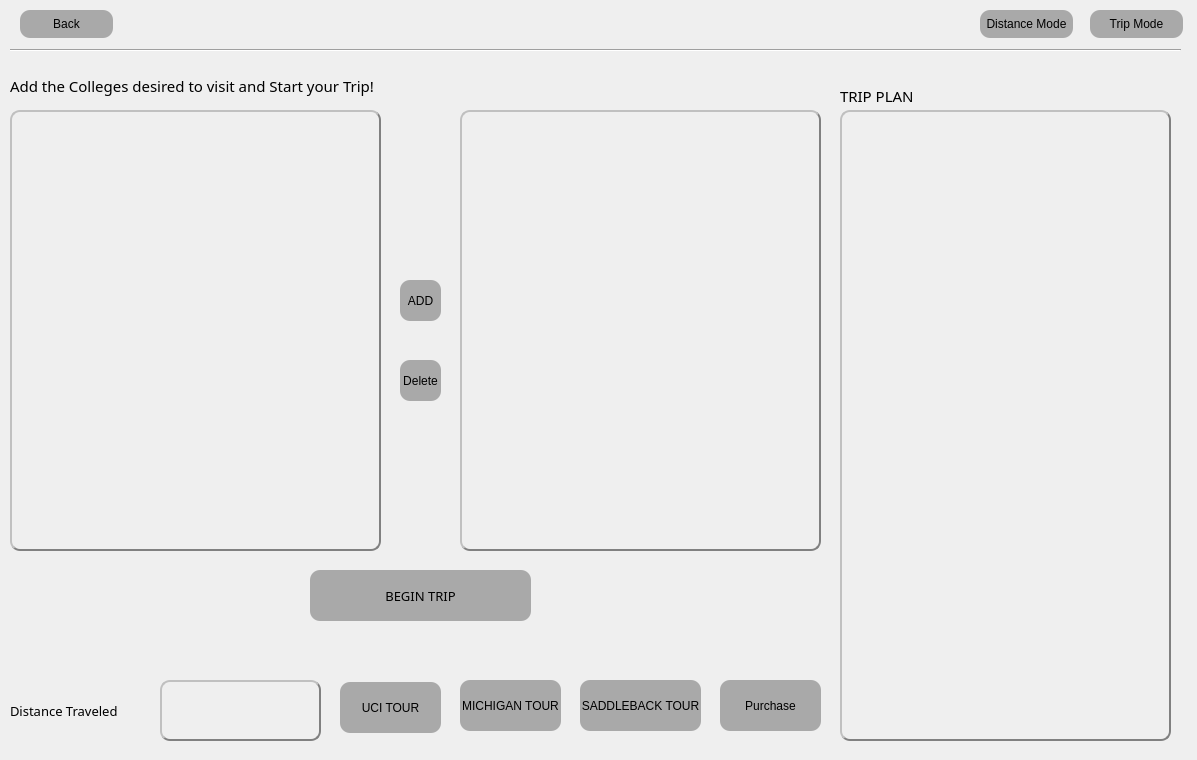
Before: the Qt Designer form src/tourcampuses.ui in brianclinkenbeard/collegetour, drawn with Qt 5.
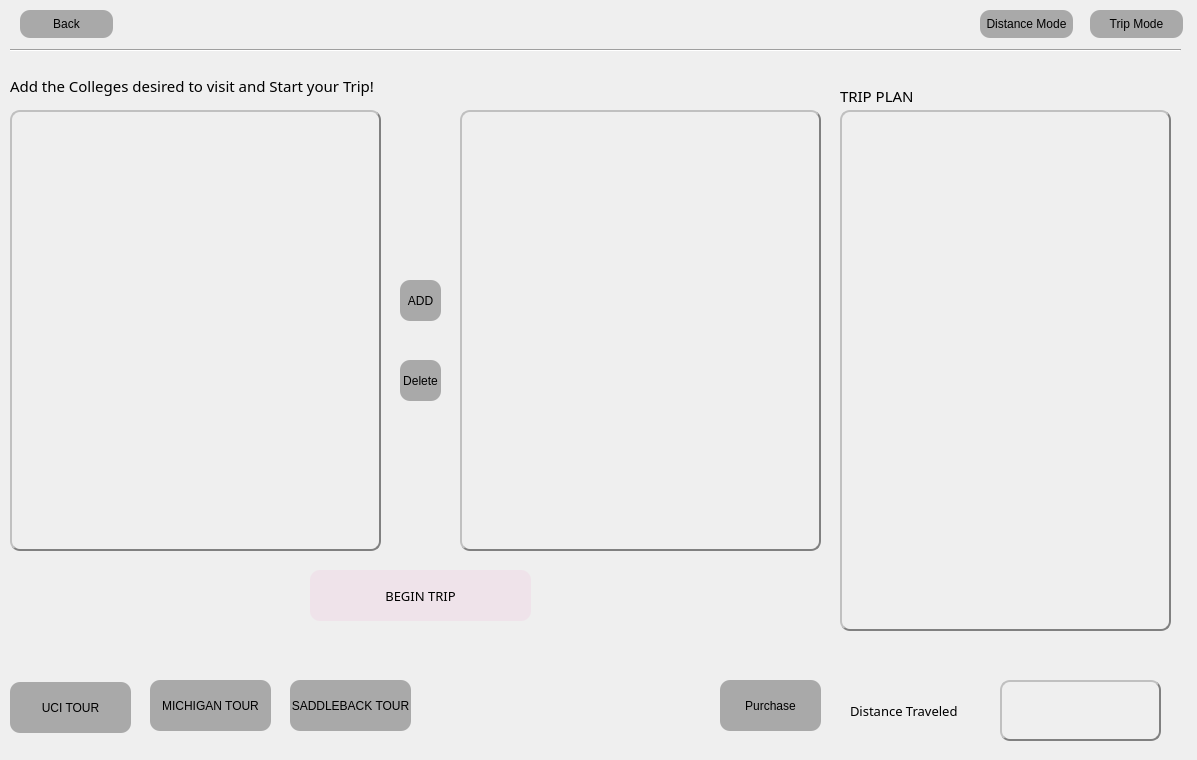
After: the same form once the commit is applied. The open tabs and pages were chosen to show the change. Icons and pictures are not drawn.

```diff
--- a/src/tourcampuses.ui
+++ b/src/tourcampuses.ui
@@ -25,7 +25,6 @@
 QPushButton {
 	background-color: darkgray;
 	color: black;
-	border-radius: 100%;
 	border-style: groove;
 	border-radius: 10px;
 }
@@ -245,7 +244,7 @@
        <x>850</x>
        <y>50</y>
        <width>331</width>
-       <height>631</height>
+       <height>521</height>
       </rect>
      </property>
      <property name="styleSheet">
@@ -294,10 +293,18 @@
       </font>
      </property>
      <property name="styleSheet">
-      <string notr="true">QPushButton:hover {
-	background: lightgreen;
-	color: darkred;
-}</string>
+      <string notr="true">QPushButton {
+	background: #EFE3EA;
+	color: black;
+}
+
+
+QPushButton:hover {
+	background: #8C888A;
+	color: white;
+}
+
+</string>
      </property>
      <property name="text">
       <string>BEGIN TRIP</string>
@@ -368,7 +375,7 @@
     <widget class="QLabel" name="distance_label_2">
      <property name="geometry">
       <rect>
-       <x>20</x>
+       <x>860</x>
        <y>640</y>
        <width>141</width>
        <height>21</height>
@@ -392,7 +399,7 @@
     <widget class="QTableWidget" name="totalDistanceTraveled_table">
      <property name="geometry">
       <rect>
-       <x>170</x>
+       <x>1010</x>
        <y>620</y>
        <width>161</width>
        <height>61</height>
@@ -420,9 +427,9 @@
     <widget class="QPushButton" name="pushButton_UCI">
      <property name="geometry">
       <rect>
-       <x>350</x>
+       <x>20</x>
        <y>622</y>
-       <width>101</width>
+       <width>121</width>
        <height>51</height>
       </rect>
      </property>
@@ -441,9 +448,9 @@
     <widget class="QPushButton" name="pushButton_MICHIGAN">
      <property name="geometry">
       <rect>
-       <x>470</x>
+       <x>160</x>
        <y>620</y>
-       <width>101</width>
+       <width>121</width>
        <height>51</height>
       </rect>
      </property>
@@ -483,7 +490,7 @@
     <widget class="QPushButton" name="pushButton_SADDLEBACK">
      <property name="geometry">
       <rect>
-       <x>590</x>
+       <x>300</x>
        <y>620</y>
        <width>121</width>
        <height>51</height>
```
Left out of the diff: 2 changed lines with no effect on the pictures.
